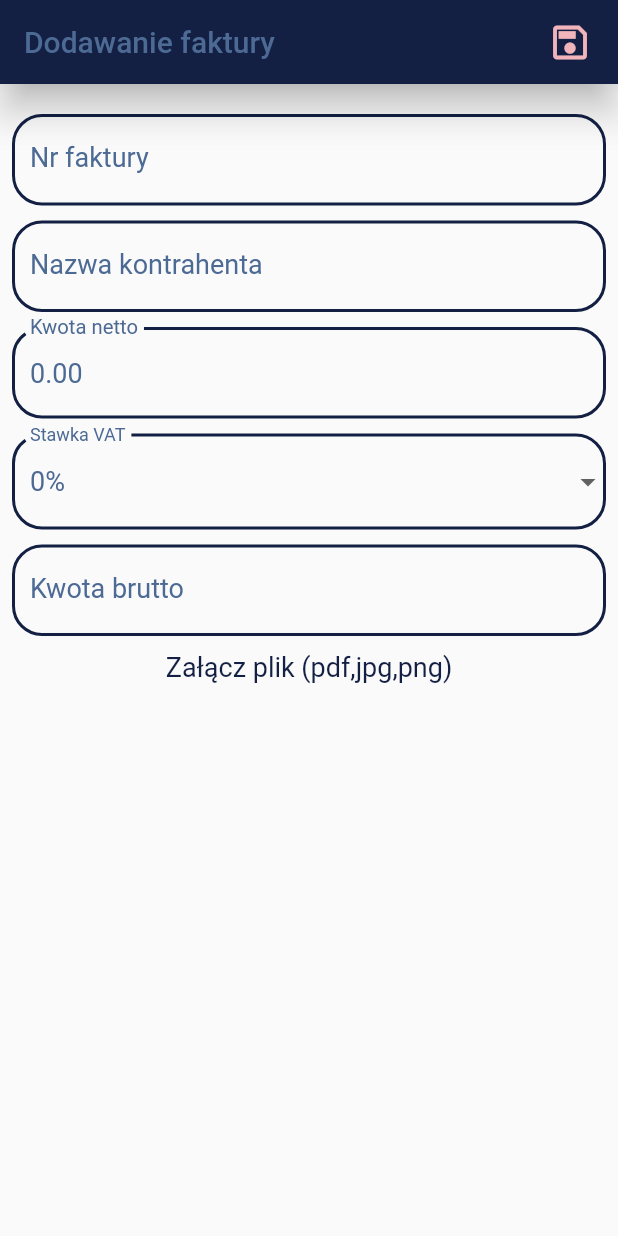
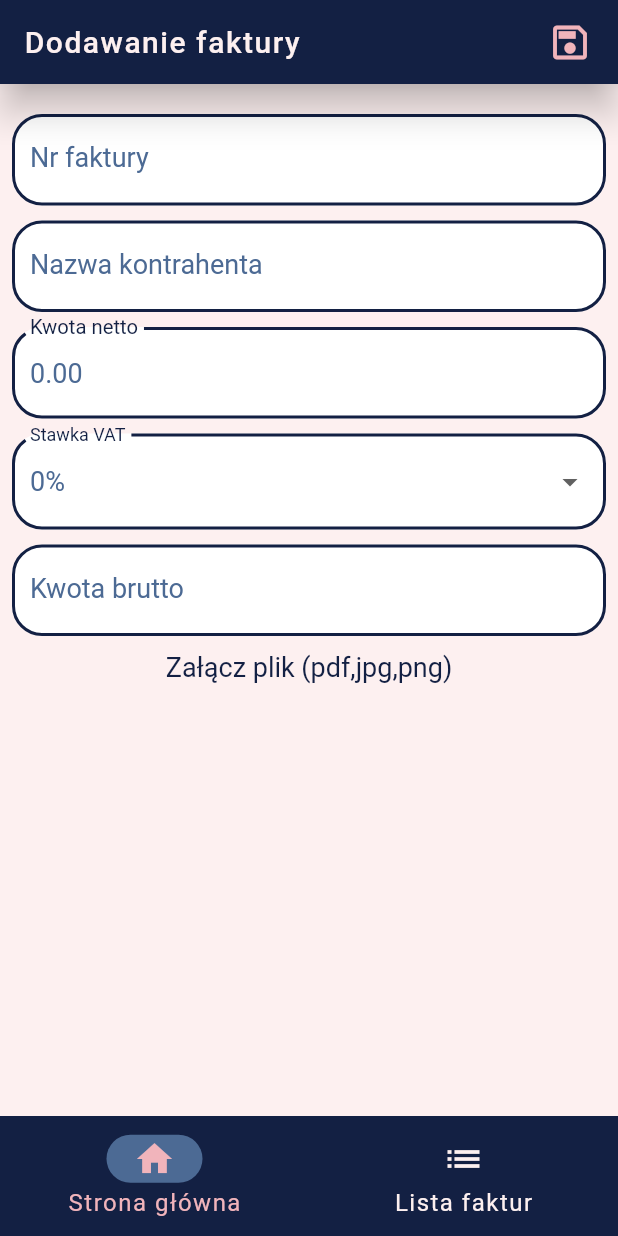
Before and after one commit to LauroraX3/invoices_app, a Flutter app: the screen it shows after launch, on a phone screen of 412 x 824 dp. Run offline on Flutter 3.47's test engine with Material 2 defaults, Android fonts, the phone set to English and light mode, and no system bars; our stand-ins replace bloc, equatable, file_picker, firebase_core, firebase_database, flutter_bloc and 1 more; missing offline and left inert: dart:ffi; accounts and stored records are empty.

Commit message:
feature: bottom navigation bar

```diff
--- a/lib/screens/home_screen/home_screen.dart
+++ b/lib/screens/home_screen/home_screen.dart
@@ -11,10 +11,18 @@ import 'package:path/path.dart';
 import 'package:invoices_app/widgets/custom_dropdown_button.dart';
 import 'package:invoices_app/widgets/custom_form_field.dart';
 
-class HomeScreen extends StatelessWidget {
+import '../../widgets/custom_bottom_navigation_bar.dart';
+
+class HomeScreen extends StatefulWidget {
   HomeScreen({super.key});
 
+  @override
+  State<HomeScreen> createState() => _HomeScreenState();
+}
+
+class _HomeScreenState extends State<HomeScreen> {
   final _formKey = GlobalKey<FormState>();
+  int _selectedIndex = 0;
 
   @override
   Widget build(BuildContext context) {
@@ -22,9 +30,11 @@ class HomeScreen extends StatelessWidget {
       create: (context) => HomeCubit(),
       child: Builder(builder: (context) {
         return Scaffold(
+          backgroundColor: AppColor.lightPink,
           appBar: CustomAppBar(
-            title: 'Dodawanie faktury',
+            title: _selectedIndex == 0 ? 'Dodawanie faktury' : 'Lista faktur',
             actions: [
+              if (_selectedIndex == 0)
                 Padding(
                   padding: const EdgeInsets.only(right: 8.0),
                   child: IconButton(
@@ -41,7 +51,18 @@ class HomeScreen extends StatelessWidget {
                 ),
             ],
           ),
-          body: InvoiceForm(formKey: _formKey),
+          bottomNavigationBar: CustomBottomNavigationBar(
+            selectedIndex: _selectedIndex,
+            onSelected: (int index) {
+              setState(() {
+                _selectedIndex = index;
+              });
+            },
+          ),
+          body: <Widget>[
+            InvoiceForm(formKey: _formKey),
+            Text("data")
+          ][_selectedIndex],
         );
       }),
     );
--- a/lib/widgets/custom_app_bar.dart
+++ b/lib/widgets/custom_app_bar.dart
@@ -12,7 +12,10 @@ class CustomAppBar extends StatelessWidget implements PreferredSizeWidget {
     return AppBar(
       title: Text(
         title,
-        style: TextStyle(color: AppColor.blue),
+        style: TextStyle(
+          color: AppColor.lightPink,
+          letterSpacing: 1.0,
+        ),
       ),
       actions: actions,
       backgroundColor: AppColor.navy,
--- /dev/null
+++ b/lib/widgets/custom_bottom_navigation_bar.dart
@@ -0,0 +1,74 @@
+import 'package:flutter/material.dart';
+import 'package:invoices_app/screens/home_screen/home_screen.dart';
+import 'package:invoices_app/style/app_color.dart';
+
+class CustomBottomNavigationBar extends StatefulWidget {
+  const CustomBottomNavigationBar({
+    super.key,
+    required this.selectedIndex,
+    required this.onSelected,
+  });
+
+  final int selectedIndex;
+  final void Function(int) onSelected;
+
+  @override
+  State<CustomBottomNavigationBar> createState() =>
+      _CustomBottomNavigationBarState();
+}
+
+class _CustomBottomNavigationBarState extends State<CustomBottomNavigationBar> {
+  @override
+  Widget build(BuildContext context) {
+    return NavigationBarTheme(
+      data: NavigationBarThemeData(
+          iconTheme: MaterialStatePropertyAll(
+            IconThemeData(color: AppColor.lightPink, size: 28),
+          ),
+          labelTextStyle: MaterialStateProperty.resolveWith((states) {
+            if (states.contains(MaterialState.selected)) {
+              return const TextStyle(
+                fontSize: 16,
+                color: AppColor.darkPink,
+                letterSpacing: 1.0,
+              );
+            }
+            return const TextStyle(
+              fontSize: 16,
+              color: AppColor.lightPink,
+              letterSpacing: 1.0,
+            );
+          })),
+      child: NavigationBar(
+        onDestinationSelected: (int index) {
+          widget.onSelected(index);
+        },
+        backgroundColor: AppColor.navy,
+        indicatorColor: AppColor.blue,
+        selectedIndex: widget.selectedIndex,
+        destinations: const <Widget>[
+          NavigationDestination(
+            selectedIcon: Icon(
+              Icons.home,
+              color: AppColor.darkPink,
+            ),
+            icon: Icon(
+              Icons.home_outlined,
+            ),
+            label: 'Strona główna',
+          ),
+          NavigationDestination(
+            selectedIcon: Icon(
+              Icons.list,
+              color: AppColor.darkPink,
+            ),
+            icon: Icon(
+              Icons.list,
+            ),
+            label: 'Lista faktur',
+          ),
+        ],
+      ),
+    );
+  }
+}
--- a/lib/widgets/custom_dropdown_button.dart
+++ b/lib/widgets/custom_dropdown_button.dart
@@ -28,6 +28,9 @@ class CustomDropdownButton extends StatelessWidget {
       }).toList(),
       onChanged: onChanged,
       decoration: InputDecoration(
+        filled: true,
+        fillColor: Colors.white,
+        floatingLabelStyle: TextStyle(color: AppColor.navy),
         labelText: labelText,
         labelStyle: const TextStyle(
           color: AppColor.blue,
--- a/lib/widgets/custom_form_field.dart
+++ b/lib/widgets/custom_form_field.dart
@@ -59,6 +59,9 @@ class _CustomFormFieldState extends State<CustomFormField> {
       decoration: InputDecoration(
         labelText: widget.labelText,
         counterText: '',
+        filled: true,
+        fillColor: Colors.white,
+        floatingLabelStyle: TextStyle(color: AppColor.navy),
         enabledBorder: OutlineInputBorder(
           borderRadius: BorderRadius.circular(20),
           borderSide: const BorderSide(
```
Lines whose indentation alone changed are shown as unchanged.
